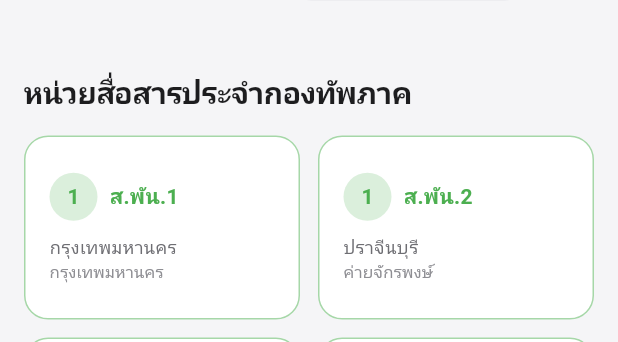
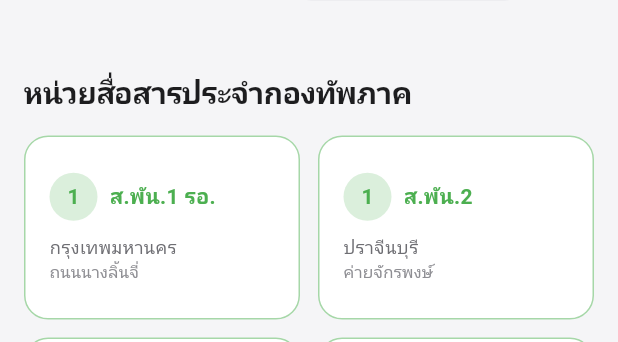
Before and after one commit to saisansan11/ew-signalschool, a Flutter app: the AnimatedOrgChartScreen screen opened directly, scrolled down 576 dp, on a phone screen of 412 x 824 dp, the part 88-430 px from its top. Run offline on Flutter 3.47's test engine with Material 3 defaults, Android fonts, the phone set to English and light mode, and no system bars; our stand-ins replace audioplayers, flutter_animate, flutter_map, google_fonts, latlong2, shared_preferences; missing offline and left inert: model_viewer_plus; accounts and stored records are empty; Roboto replaces fonts that are missing (Prompt); project files that could hold a hidden picture were left out.

Commit message:
fix: correct signal unit locations and add Signal Regiment 1
- Fix ส.พัน.1 รอ. location to Sathorn (Nanglinchi Road)
- Fix ส.พัน.2 coordinates at Camp Chakrapong
- Fix ส.พัน.9 coordinates at Camp Surasee (14.4781, 99.4303)
- Fix ส.พัน.21 coordinates at Camp Navamindrachinee
- Add กรมทหารสื่อสารที่ 1 at Camp Kamphaengphet Akkarayothin
- Add ส.พัน.101 and ส.พัน.102 (under Signal Regiment 1)

Co-Authored-By: Claude Opus 4.5 <noreply@anthropic.com>

```diff
--- a/unit_org_app/lib/data/rta_signal_corps.dart
+++ b/unit_org_app/lib/data/rta_signal_corps.dart
@@ -35,7 +35,7 @@ class RTASignalCorps {
         'ฝึกศึกษาบุคลากรด้านการสื่อสาร',
         'ดำเนินการด้านสงครามอิเล็กทรอนิกส์',
       ],
-      childUnitIds: ['signal_center', 'signal_school', 'signal_factory', 'ew_center'],
+      childUnitIds: ['signal_center', 'signal_school', 'signal_factory', 'ew_center', 'signal_regiment_1'],
       color: Color(0xFFFF9500),
     ),
 
@@ -455,6 +455,82 @@ class RTASignalCorps {
       childUnitIds: [],
       color: Color(0xFFFF5722),
     ),
+
+    // กรมทหารสื่อสารที่ 1 (สส.1)
+    // ที่ตั้ง: ค่ายกำแพงเพชรอัครโยธิน ตำบลสวนหลวง อำเภอกระทุ่มแบน จังหวัดสมุทรสาคร
+    SignalUnit(
+      id: 'signal_regiment_1',
+      name: 'กรมทหารสื่อสารที่ 1',
+      nameEn: '1st Signal Regiment',
+      abbreviation: 'สส.1',
+      level: UnitLevel.department,
+      parentId: 'signal_dept',
+      location: UnitLocation(
+        name: 'ค่ายกำแพงเพชรอัครโยธิน',
+        province: 'สมุทรสาคร',
+        district: 'กระทุ่มแบน',
+        latitude: 13.6533,
+        longitude: 100.2597,
+      ),
+      commanderRank: 'พันเอก',
+      description: 'กรมทหารสื่อสารที่ 1 เป็นหน่วยสื่อสารระดับกรม สนับสนุนการปฏิบัติการของกองทัพบก',
+      missions: [
+        'สนับสนุนการสื่อสารให้กับหน่วยทหารในพื้นที่รับผิดชอบ',
+        'ฝึกทหารใหม่สายทหารสื่อสาร',
+        'ซ่อมบำรุงอุปกรณ์สื่อสาร',
+        'สนับสนุนการฝึกและการศึกษาทางทหาร',
+      ],
+      childUnitIds: ['signal_bn_101', 'signal_bn_102'],
+      color: Color(0xFFFF9500),
+    ),
+
+    // กองพันทหารสื่อสารที่ 101 กรมทหารสื่อสารที่ 1
+    SignalUnit(
+      id: 'signal_bn_101',
+      name: 'กองพันทหารสื่อสารที่ 101',
+      nameEn: '101st Signal Battalion',
+      abbreviation: 'ส.พัน.101',
+      level: UnitLevel.battalion,
+      parentId: 'signal_regiment_1',
+      location: UnitLocation(
+        name: 'ค่ายกำแพงเพชรอัครโยธิน',
+        province: 'สมุทรสาคร',
+        district: 'กระทุ่มแบน',
+        latitude: 13.6533,
+        longitude: 100.2597,
+      ),
+      commanderRank: 'พันโท',
+      description: 'กองพันทหารสื่อสารที่ 101 กรมทหารสื่อสารที่ 1',
+      missions: ['สนับสนุนการสื่อสารและฝึกทหารใหม่'],
+      childUnitIds: [],
+      personnelMin: 300,
+      personnelMax: 500,
+      color: Color(0xFFFF9500),
+    ),
+
+    // กองพันทหารสื่อสารที่ 102 กรมทหารสื่อสารที่ 1
+    SignalUnit(
+      id: 'signal_bn_102',
+      name: 'กองพันทหารสื่อสารที่ 102',
+      nameEn: '102nd Signal Battalion',
+      abbreviation: 'ส.พัน.102',
+      level: UnitLevel.battalion,
+      parentId: 'signal_regiment_1',
+      location: UnitLocation(
+        name: 'ค่ายกำแพงเพชรอัครโยธิน',
+        province: 'สมุทรสาคร',
+        district: 'กระทุ่มแบน',
+        latitude: 13.6533,
+        longitude: 100.2597,
+      ),
+      commanderRank: 'พันโท',
+      description: 'กองพันทหารสื่อสารที่ 102 กรมทหารสื่อสารที่ 1',
+      missions: ['สนับสนุนการสื่อสารและฝึกทหารใหม่'],
+      childUnitIds: [],
+      personnelMin: 300,
+      personnelMax: 500,
+      color: Color(0xFFFF9500),
+    ),
   ];
 
   // =============================================
@@ -468,23 +544,25 @@ class RTASignalCorps {
     // ส.พัน.1, ส.พัน.2, ส.พัน.9, ส.พัน.21
     // =============================================
 
+    // กองพันทหารสื่อสารที่ 1 รักษาพระองค์ (ส.พัน.1 รอ.)
+    // ที่ตั้ง: ถนนนางลิ้นจี่ แขวงทุ่งมหาเมฆ เขตสาทร กรุงเทพฯ
     SignalUnit(
       id: 'signal_bn_1',
-      name: 'กองพันทหารสื่อสารที่ 1',
-      nameEn: '1st Signal Battalion',
-      abbreviation: 'ส.พัน.1',
+      name: 'กองพันทหารสื่อสารที่ 1 รักษาพระองค์',
+      nameEn: '1st Signal Battalion (Royal Guard)',
+      abbreviation: 'ส.พัน.1 รอ.',
       level: UnitLevel.battalion,
       parentId: '1st_army_area',
       location: UnitLocation(
-        name: 'กรุงเทพมหานคร',
+        name: 'ถนนนางลิ้นจี่',
         province: 'กรุงเทพมหานคร',
-        district: 'ดุสิต',
-        latitude: 13.7780,
-        longitude: 100.5120,
+        district: 'สาทร',
+        latitude: 13.7130,
+        longitude: 100.5430,
       ),
       commanderRank: 'พันโท',
-      description: 'กองพันทหารสื่อสารที่ 1 สนับสนุน ทภ.1',
-      missions: ['สนับสนุนการสื่อสารให้ ทภ.1'],
+      description: 'กองพันทหารสื่อสารที่ 1 รักษาพระองค์ สนับสนุน กองพลที่ 1 รักษาพระองค์',
+      missions: ['สนับสนุนการสื่อสารให้ พล.1 รอ. และ ทภ.1'],
       childUnitIds: [],
       personnelMin: 300,
       personnelMax: 500,
@@ -492,6 +570,8 @@ class RTASignalCorps {
       color: Color(0xFF4CAF50),
     ),
 
+    // กองพันทหารสื่อสารที่ 2 (ส.พัน.2)
+    // ที่ตั้ง: ค่ายจักรพงษ์ ตำบลดงพระราม อำเภอเมืองปราจีนบุรี จังหวัดปราจีนบุรี
     SignalUnit(
       id: 'signal_bn_2',
       name: 'กองพันทหารสื่อสารที่ 2',
@@ -503,12 +583,12 @@ class RTASignalCorps {
         name: 'ค่ายจักรพงษ์',
         province: 'ปราจีนบุรี',
         district: 'เมืองปราจีนบุรี',
-        latitude: 14.0579,
-        longitude: 101.3731,
+        latitude: 14.0500,
+        longitude: 101.3700,
       ),
       commanderRank: 'พันโท',
-      description: 'กองพันทหารสื่อสารที่ 2 สนับสนุน ทภ.1',
-      missions: ['สนับสนุนการสื่อสารให้ ทภ.1'],
+      description: 'กองพันทหารสื่อสารที่ 2 สนับสนุน กองพลทหารราบที่ 2 รอ. และ ทภ.1',
+      missions: ['สนับสนุนการสื่อสารให้ พล.ร.2 รอ. และ ทภ.1 (ส่วนหน้า)'],
       childUnitIds: [],
       personnelMin: 300,
       personnelMax: 500,
@@ -516,6 +596,8 @@ class RTASignalCorps {
       color: Color(0xFF4CAF50),
     ),
 
+    // กองพันทหารสื่อสารที่ 9 (ส.พัน.9)
+    // ที่ตั้ง: ค่ายสุรสีห์ ตำบลลาดหญ้า อำเภอเมืองกาญจนบุรี จังหวัดกาญจนบุรี
     SignalUnit(
       id: 'signal_bn_9',
       name: 'กองพันทหารสื่อสารที่ 9',
@@ -527,8 +609,8 @@ class RTASignalCorps {
         name: 'ค่ายสุรสีห์',
         province: 'กาญจนบุรี',
         district: 'เมืองกาญจนบุรี',
-        latitude: 14.0200,
-        longitude: 99.5300,
+        latitude: 14.4781,
+        longitude: 99.4303,
       ),
       commanderRank: 'พันโท',
       description: 'กองพันทหารสื่อสารที่ 9 สนับสนุน ทภ.1',
@@ -540,6 +622,8 @@ class RTASignalCorps {
       color: Color(0xFF4CAF50),
     ),
 
+    // กองพันทหารสื่อสารที่ 21 (ส.พัน.21)
+    // ที่ตั้ง: ค่ายนวมินทราชินี ตำบลบ้านสวน อำเภอเมืองชลบุรี จังหวัดชลบุรี
     SignalUnit(
       id: 'signal_bn_21',
       name: 'กองพันทหารสื่อสารที่ 21',
@@ -551,7 +635,7 @@ class RTASignalCorps {
         name: 'ค่ายนวมินทราชินี',
         province: 'ชลบุรี',
         district: 'เมืองชลบุรี',
-        latitude: 13.3622,
+        latitude: 13.3611,
         longitude: 100.9847,
       ),
       commanderRank: 'พันโท',
```
